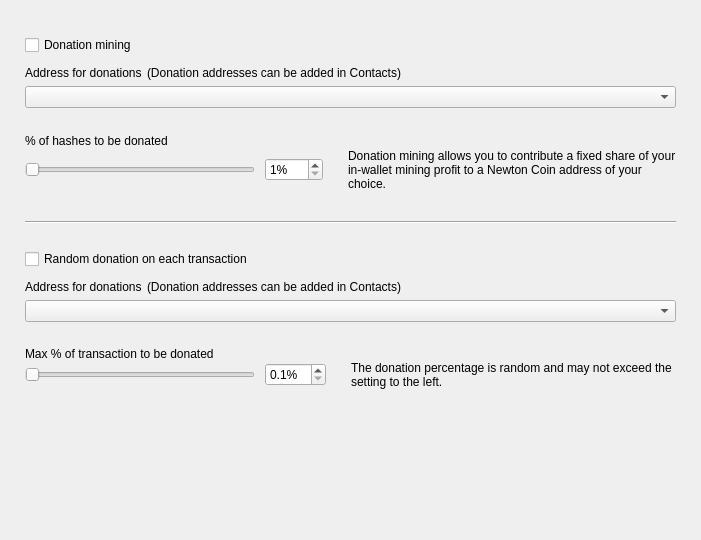
This is src/Gui/Options/DonationOptionsFrame.ui in livenet123/NewtonWallet as Qt 5 draws it before an edit. The edited form follows.
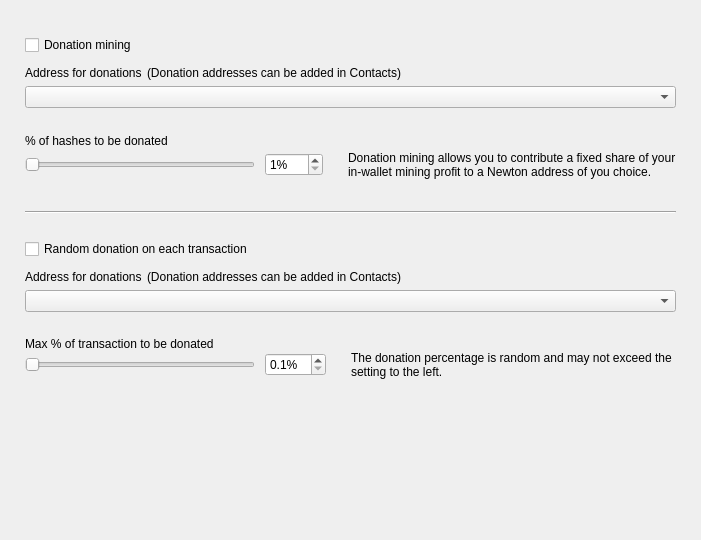
This is the edited form. Custom widgets are drawn as their Qt base class.

```diff
--- a/src/Gui/Options/DonationOptionsFrame.ui
+++ b/src/Gui/Options/DonationOptionsFrame.ui
@@ -164,7 +164,7 @@
          </size>
         </property>
         <property name="text">
-         <string>Donation mining allows you to contribute a fixed share of your in-wallet mining profit to a Newton Coin address of your choice.</string>
+         <string>Donation mining allows you to contribute a fixed share of your in-wallet mining profit to a Newton address of you choice.</string>
         </property>
         <property name="wordWrap">
          <bool>true</bool>
```
Left out of the diff: 3 changed lines with no effect on the pictures.
